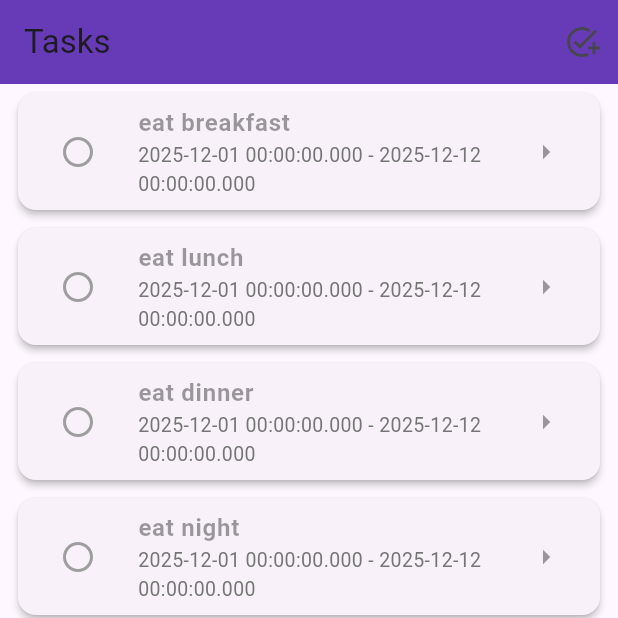
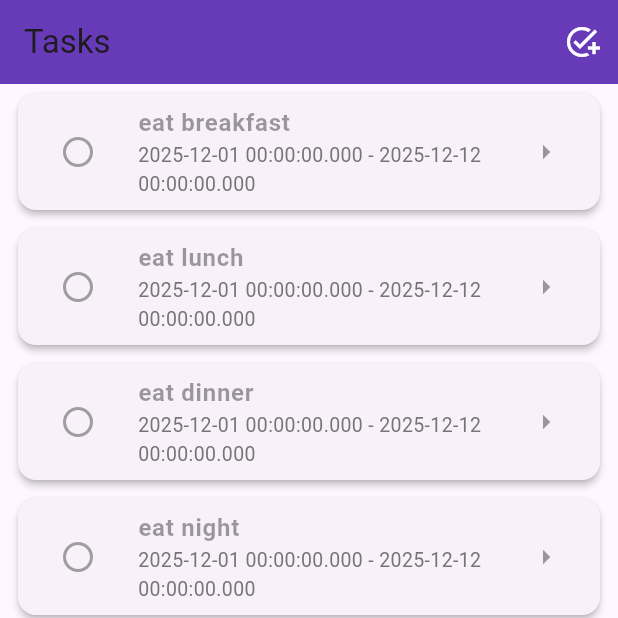
Before and after one commit to toanlemanh/lmt-task-management, a Flutter app: the screen it shows after launch, on a phone screen of 412 x 824 dp, the top half of it. Run offline on Flutter 3.47's test engine with Material 3 defaults, Android fonts, the phone set to English and light mode, and no system bars; our stand-ins replace flutter_form_builder, flutter_mobx, form_builder_validators, go_router, mobx; missing offline and left inert: dart:ffi; generated files the repository leaves out were written again.

Commit message:
update home screen

```diff
--- a/lib/features/tasks/view/home_screen.dart
+++ b/lib/features/tasks/view/home_screen.dart
@@ -39,17 +39,10 @@ class HomeScreen extends StatelessWidget{
       appBar: AppBar(
         title: const Text('Tasks'),
         backgroundColor: Colors.deepPurple,
-        // leading: IconButton(
-        //   onPressed: onPressed,
-        //   icon: const Icon(
-        //     Icons.arrow_back,
-        //     color: Colors.grey,
-        //   ),
-        // ),
         actions: [ //trailing buttons
           IconButton(
             onPressed: () => context.go(AppRoutes.add.path),
-            icon: const Icon(Icons.add_task),
+            icon: const Icon(Icons.add_task, color: Colors.white,),
           ),
         ],
       ),
```
